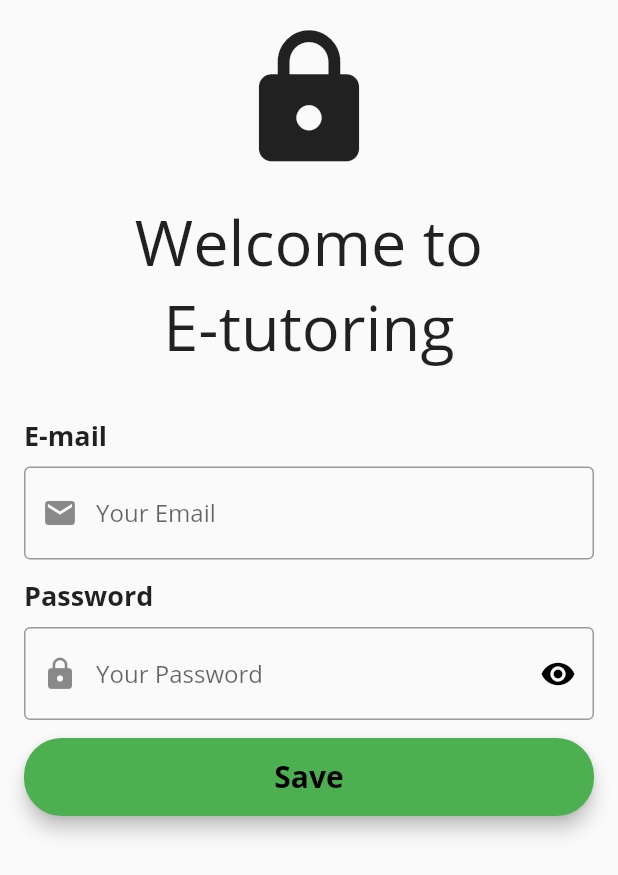
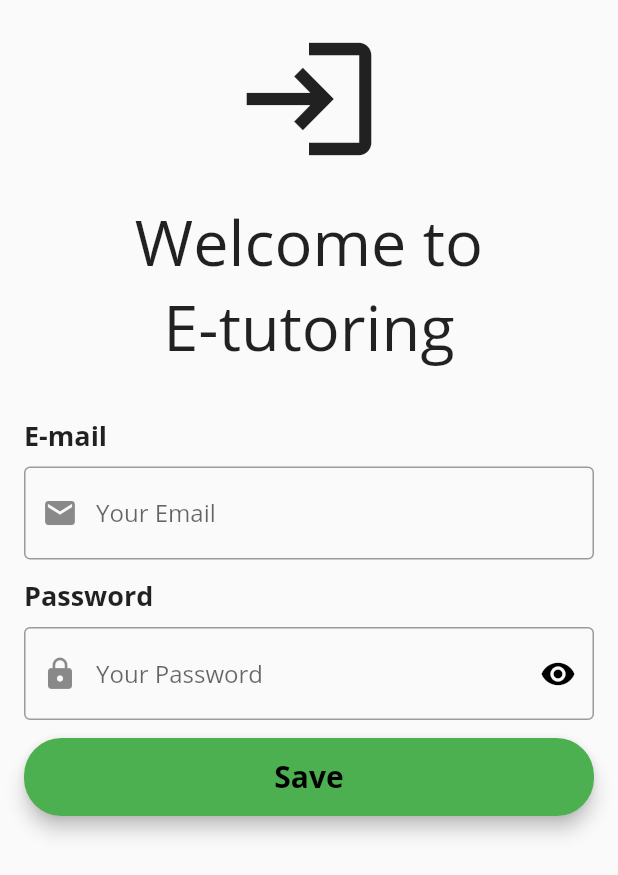
Before and after one commit to John-Hundred/Etutoring, a Flutter app: the screen it shows after launch, on a phone screen of 412 x 824 dp. Shown: the top 875 px of the screen. Run offline on Flutter 3.47's test engine with Material 2 defaults, Android fonts, the phone set to English and light mode, and no system bars; our stand-ins replace carousel_slider, flutter_secure_storage, font_awesome_flutter, scrollable_positioned_list.

Commit message:
fix validation form

```diff
--- a/lib/screens/user_page.dart
+++ b/lib/screens/user_page.dart
@@ -60,7 +60,7 @@ class _UserPageState extends State<UserPage> {
         child: ListView(
           padding: EdgeInsets.all(16),
           children: [
-            TitleWidget(icon: Icons.lock, text: 'Welcome to\nE-tutoring'),
+            TitleWidget(icon: Icons.login, text: 'Welcome to\nE-tutoring'),
             const SizedBox(height: 32),
             buildName(),
             const SizedBox(height: 12),
```
